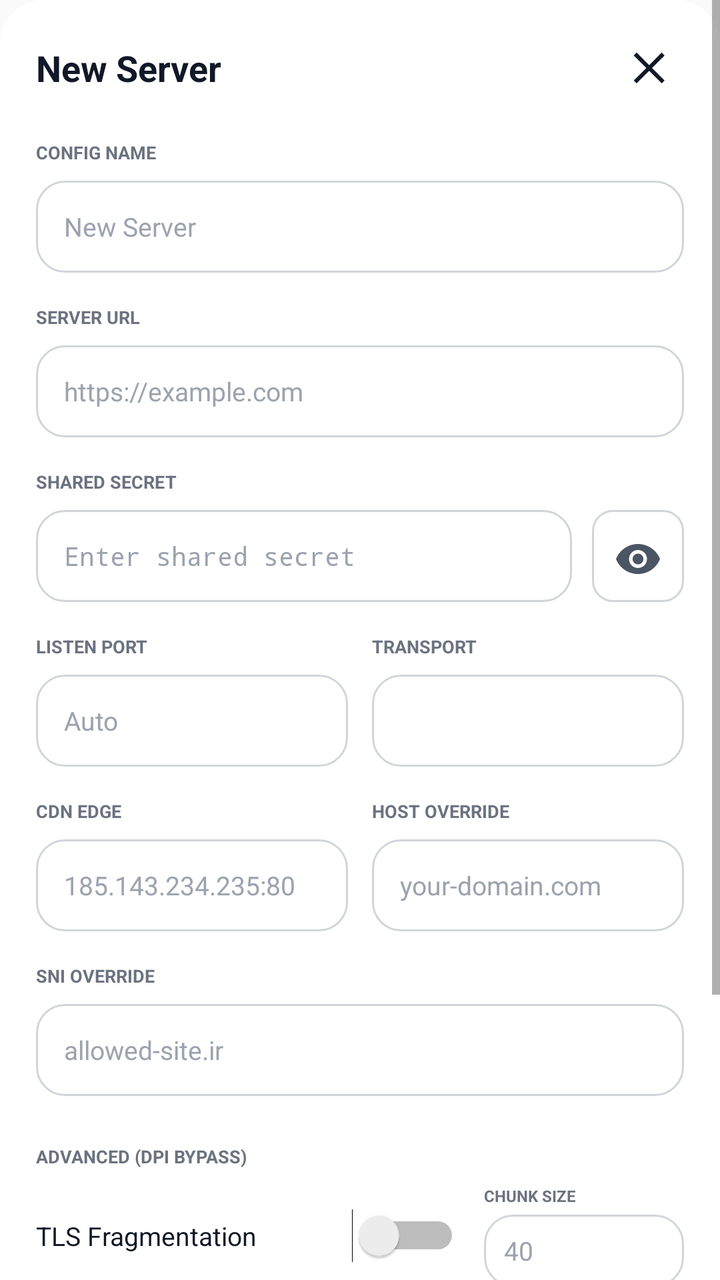
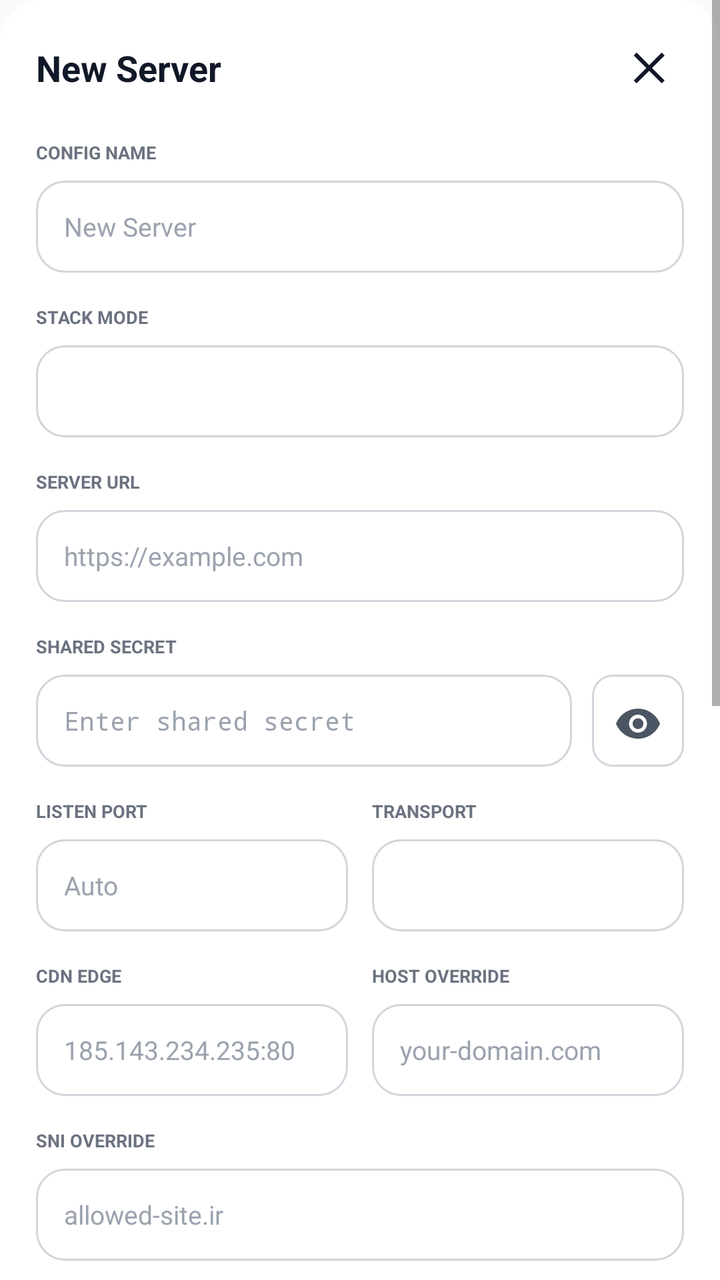

Two renders of the same Android screen: before a commit and after it. Below are the layout's source before the change and the commit's diff.
<!-- AndroidManifest.xml: application theme android:Theme.Material.Light.NoActionBar -->
<!-- res/layout/dialog_settings.xml -->
<?xml version="1.0" encoding="utf-8"?>
<ScrollView xmlns:android="http://schemas.android.com/apk/res/android"
    android:layout_width="match_parent"
    android:layout_height="wrap_content"
    android:fillViewport="true">

    <LinearLayout
        android:id="@+id/settingsDialogContainer"
        android:layout_width="match_parent"
        android:layout_height="wrap_content"
        android:background="@drawable/bg_dialog"
        android:orientation="vertical"
        android:padding="18dp">

        <LinearLayout
            android:layout_width="match_parent"
            android:layout_height="wrap_content"
            android:gravity="center_vertical"
            android:orientation="horizontal">

            <TextView
                android:id="@+id/settingsDialogTitle"
                android:layout_width="0dp"
                android:layout_height="wrap_content"
                android:layout_weight="1"
                android:text="New Server"
                android:textColor="#111827"
                android:textSize="18sp"
                android:textStyle="bold" />

            <ImageButton
                android:id="@+id/settingsCloseButton"
                android:layout_width="32dp"
                android:layout_height="32dp"
                android:background="@android:color/transparent"
                android:contentDescription="Close settings"
                android:padding="4dp"
                android:src="@drawable/ic_close"
                android:tint="#111827" />
        </LinearLayout>

        <TextView
            android:id="@+id/settingsErrorText"
            android:layout_width="match_parent"
            android:layout_height="wrap_content"
            android:layout_marginTop="12dp"
            android:background="@drawable/bg_outline_panel"
            android:padding="12dp"
            android:textColor="#B91C1C"
            android:textSize="12sp"
            android:textStyle="bold"
            android:visibility="gone" />

        <TextView
            android:layout_width="wrap_content"
            android:layout_height="wrap_content"
            android:layout_marginTop="20dp"
            android:text="CONFIG NAME"
            android:textColor="#6B7280"
            android:textSize="9sp"
            android:textStyle="bold" />

        <EditText
            android:id="@+id/settingsConfigNameInput"
            android:layout_width="match_parent"
            android:layout_height="46dp"
            android:layout_marginTop="8dp"
            android:background="@drawable/bg_outline_field"
            android:hint="New Server"
            android:inputType="textCapWords"
            android:paddingStart="14dp"
            android:paddingEnd="14dp"
            android:textColor="#111827"
            android:textColorHint="#9CA3AF"
            android:textSize="13sp" />

        <TextView
            android:layout_width="wrap_content"
            android:layout_height="wrap_content"
            android:layout_marginTop="16dp"
            android:text="SERVER URL"
            android:textColor="#6B7280"
            android:textSize="9sp"
            android:textStyle="bold" />

        <EditText
            android:id="@+id/settingsServerUrlInput"
            android:layout_width="match_parent"
            android:layout_height="46dp"
            android:layout_marginTop="8dp"
            android:background="@drawable/bg_outline_field"
            android:hint="https://example.com"
            android:inputType="textUri"
            android:paddingStart="14dp"
            android:paddingEnd="14dp"
            android:textColor="#111827"
            android:textColorHint="#9CA3AF"
            android:textSize="13sp" />

        <TextView
            android:layout_width="wrap_content"
            android:layout_height="wrap_content"
            android:layout_marginTop="16dp"
            android:text="SHARED SECRET"
            android:textColor="#6B7280"
            android:textSize="9sp"
            android:textStyle="bold" />

        <LinearLayout
            android:layout_width="match_parent"
            android:layout_height="wrap_content"
            android:layout_marginTop="8dp"
            android:gravity="center_vertical"
            android:orientation="horizontal">

            <EditText
                android:id="@+id/settingsSecretInput"
                android:layout_width="0dp"
                android:layout_height="46dp"
                android:layout_weight="1"
                android:background="@drawable/bg_outline_field"
                android:hint="Enter shared secret"
                android:inputType="textPassword"
                android:paddingStart="14dp"
                android:paddingEnd="14dp"
                android:textColor="#111827"
                android:textColorHint="#9CA3AF"
                android:textSize="13sp" />

            <ImageButton
                android:id="@+id/secretToggleVisibility"
                android:layout_width="46dp"
                android:layout_height="46dp"
                android:layout_marginStart="10dp"
                android:background="@drawable/bg_outline_icon_button"
                android:contentDescription="Toggle secret visibility"
                android:padding="12dp"
                android:src="@drawable/ic_visibility"
                android:tint="#4B5563" />
        </LinearLayout>

        <LinearLayout
            android:layout_width="match_parent"
            android:layout_height="wrap_content"
            android:layout_marginTop="16dp"
            android:orientation="horizontal">

            <LinearLayout
                android:layout_width="0dp"
                android:layout_height="wrap_content"
                android:layout_weight="1"
                android:orientation="vertical">

                <TextView
                    android:layout_width="wrap_content"
                    android:layout_height="wrap_content"
                    android:text="LISTEN PORT"
                    android:textColor="#6B7280"
                    android:textSize="9sp"
                    android:textStyle="bold" />

                <EditText
                    android:id="@+id/settingsListenPortInput"
                    android:layout_width="match_parent"
                    android:layout_height="46dp"
                    android:layout_marginTop="8dp"
                    android:background="@drawable/bg_outline_field"
                    android:hint="Auto"
                    android:inputType="number"
                    android:paddingStart="14dp"
                    android:paddingEnd="14dp"
                    android:textColor="#111827"
                    android:textColorHint="#9CA3AF"
                    android:textSize="13sp" />
            </LinearLayout>

            <LinearLayout
                android:layout_width="0dp"
                android:layout_height="wrap_content"
                android:layout_marginStart="12dp"
                android:layout_weight="1"
                android:orientation="vertical">

                <TextView
                    android:layout_width="wrap_content"
                    android:layout_height="wrap_content"
                    android:text="TRANSPORT"
                    android:textColor="#6B7280"
                    android:textSize="9sp"
                    android:textStyle="bold" />

                <Spinner
                    android:id="@+id/settingsTransportSpinner"
                    android:layout_width="match_parent"
                    android:layout_height="46dp"
                    android:layout_marginTop="8dp"
                    android:background="@drawable/bg_outline_field"
                    android:paddingStart="12dp"
                    android:paddingEnd="12dp"
                    android:spinnerMode="dropdown" />
            </LinearLayout>
        </LinearLayout>

        <LinearLayout
            android:layout_width="match_parent"
            android:layout_height="wrap_content"
            android:layout_marginTop="16dp"
            android:orientation="horizontal">

            <LinearLayout
                android:layout_width="0dp"
                android:layout_height="wrap_content"
                android:layout_weight="1"
                android:orientation="vertical">

                <TextView
                    android:layout_width="wrap_content"
                    android:layout_height="wrap_content"
                    android:text="CDN EDGE"
                    android:textColor="#6B7280"
                    android:textSize="9sp"
                    android:textStyle="bold" />

                <EditText
                    android:id="@+id/settingsCdnEdgeInput"
                    android:layout_width="match_parent"
                    android:layout_height="46dp"
                    android:layout_marginTop="8dp"
                    android:background="@drawable/bg_outline_field"
                    android:hint="185.143.234.235:80"
                    android:inputType="text"
                    android:paddingStart="14dp"
                    android:paddingEnd="14dp"
                    android:textColor="#111827"
                    android:textColorHint="#9CA3AF"
                    android:textSize="13sp" />
            </LinearLayout>

            <LinearLayout
                android:layout_width="0dp"
                android:layout_height="wrap_content"
                android:layout_marginStart="12dp"
                android:layout_weight="1"
                android:orientation="vertical">

                <TextView
                    android:layout_width="wrap_content"
                    android:layout_height="wrap_content"
                    android:text="HOST OVERRIDE"
                    android:textColor="#6B7280"
                    android:textSize="9sp"
                    android:textStyle="bold" />

                <EditText
                    android:id="@+id/settingsHostOverrideInput"
                    android:layout_width="match_parent"
                    android:layout_height="46dp"
                    android:layout_marginTop="8dp"
                    android:background="@drawable/bg_outline_field"
                    android:hint="your-domain.com"
                    android:inputType="text"
                    android:paddingStart="14dp"
                    android:paddingEnd="14dp"
                    android:textColor="#111827"
                    android:textColorHint="#9CA3AF"
                    android:textSize="13sp" />
            </LinearLayout>
        </LinearLayout>

        <TextView
            android:layout_width="wrap_content"
            android:layout_height="wrap_content"
            android:layout_marginTop="16dp"
            android:text="SNI OVERRIDE"
            android:textColor="#6B7280"
            android:textSize="9sp"
            android:textStyle="bold" />

        <EditText
            android:id="@+id/settingsSniOverrideInput"
            android:layout_width="match_parent"
            android:layout_height="46dp"
            android:layout_marginTop="8dp"
            android:background="@drawable/bg_outline_field"
            android:hint="allowed-site.ir"
            android:inputType="text"
            android:paddingStart="14dp"
            android:paddingEnd="14dp"
            android:textColor="#111827"
            android:textColorHint="#9CA3AF"
            android:textSize="13sp" />

        <TextView
            android:layout_width="wrap_content"
            android:layout_height="wrap_content"
            android:layout_marginTop="24dp"
            android:text="ADVANCED (DPI BYPASS)"
            android:textColor="#6B7280"
            android:textSize="9sp"
            android:textStyle="bold" />

        <LinearLayout
            android:layout_width="match_parent"
            android:layout_height="wrap_content"
            android:layout_marginTop="8dp"
            android:gravity="center_vertical"
            android:orientation="horizontal">

            <Switch
                android:id="@+id/settingsFragmentSwitch"
                android:layout_width="0dp"
                android:layout_height="wrap_content"
                android:layout_weight="1"
                android:text="TLS Fragmentation"
                android:textColor="#111827"
                android:textSize="13sp" />

            <LinearLayout
                android:layout_width="100dp"
                android:layout_height="wrap_content"
                android:layout_marginStart="12dp"
                android:orientation="vertical">

                <TextView
                    android:layout_width="wrap_content"
                    android:layout_height="wrap_content"
                    android:text="CHUNK SIZE"
                    android:textColor="#6B7280"
                    android:textSize="8sp"
                    android:textStyle="bold" />

                <EditText
                    android:id="@+id/settingsFragmentSizeInput"
                    android:layout_width="match_parent"
                    android:layout_height="36dp"
                    android:layout_marginTop="4dp"
                    android:background="@drawable/bg_outline_field"
                    android:hint="40"
                    android:inputType="number"
                    android:paddingStart="10dp"
                    android:paddingEnd="10dp"
                    android:textColor="#111827"
                    android:textColorHint="#9CA3AF"
                    android:textSize="13sp" />
            </LinearLayout>
        </LinearLayout>

        <TextView
            android:id="@+id/settingsStorageNote"
            android:layout_width="match_parent"
            android:layout_height="wrap_content"
            android:layout_marginTop="16dp"
            android:background="@drawable/bg_outline_panel"
            android:padding="14dp"
            android:text="Stored locally. Configuration details stay on this device and are written into the Android VPN flow when you connect."
            android:textColor="#6B7280"
            android:textSize="13sp" />

        <LinearLayout
            android:layout_width="match_parent"
            android:layout_height="wrap_content"
            android:layout_marginTop="24dp"
            android:orientation="horizontal">

            <Button
                android:id="@+id/settingsCancelButton"
                android:layout_width="0dp"
                android:layout_height="46dp"
                android:layout_weight="1"
                android:background="@drawable/bg_outline_button"
                android:text="Cancel"
                android:textAllCaps="false"
                android:textColor="#111827"
                android:textSize="13sp"
                android:textStyle="bold" />

            <Button
                android:id="@+id/settingsSaveButton"
                android:layout_width="0dp"
                android:layout_height="46dp"
                android:layout_marginStart="12dp"
                android:layout_weight="1"
                android:background="@drawable/bg_primary_button"
                android:text="Save"
                android:textAllCaps="false"
                android:textColor="#FFFFFF"
                android:textSize="13sp"
                android:textStyle="bold" />
        </LinearLayout>
    </LinearLayout>
</ScrollView>
<!-- resources referenced by this layout -->
<resources>
  <!-- drawable bg_dialog (drawable) -->
  <?xml version="1.0" encoding="utf-8"?>
  <shape xmlns:android="http://schemas.android.com/apk/res/android"
      android:shape="rectangle">
      <solid android:color="#FFFFFF" />
      <corners
          android:topLeftRadius="22dp"
          android:topRightRadius="22dp"
          android:bottomLeftRadius="0dp"
          android:bottomRightRadius="0dp" />
  </shape>
  <!-- drawable bg_outline_button (drawable) -->
  <?xml version="1.0" encoding="utf-8"?>
  <ripple xmlns:android="http://schemas.android.com/apk/res/android"
      android:color="#1A111827">
      <item>
          <shape android:shape="rectangle">
              <solid android:color="@android:color/transparent" />
              <stroke
                  android:width="1dp"
                  android:color="#D1D5DB" />
              <corners android:radius="14dp" />
          </shape>
      </item>
  </ripple>
  <!-- drawable bg_outline_field (drawable) -->
  <?xml version="1.0" encoding="utf-8"?>
  <shape xmlns:android="http://schemas.android.com/apk/res/android"
      android:shape="rectangle">
      <solid android:color="@android:color/transparent" />
      <stroke
          android:width="1dp"
          android:color="#D1D5DB" />
      <corners android:radius="14dp" />
  </shape>
  <!-- drawable bg_outline_icon_button (drawable) -->
  <?xml version="1.0" encoding="utf-8"?>
  <shape xmlns:android="http://schemas.android.com/apk/res/android"
      android:shape="rectangle">
      <solid android:color="@android:color/transparent" />
      <stroke
          android:width="1dp"
          android:color="#D1D5DB" />
      <corners android:radius="10dp" />
  </shape>
  <!-- drawable bg_outline_panel (drawable) -->
  <?xml version="1.0" encoding="utf-8"?>
  <shape xmlns:android="http://schemas.android.com/apk/res/android"
      android:shape="rectangle">
      <solid android:color="@android:color/transparent" />
      <stroke
          android:width="1dp"
          android:color="#D1D5DB" />
      <corners android:radius="18dp" />
  </shape>
  <!-- drawable bg_primary_button (drawable) -->
  <?xml version="1.0" encoding="utf-8"?>
  <ripple xmlns:android="http://schemas.android.com/apk/res/android"
      android:color="#332563EB">
      <item>
          <shape android:shape="rectangle">
              <solid android:color="#2563EB" />
              <corners android:radius="999dp" />
          </shape>
      </item>
  </ripple>
  <!-- drawable ic_close (drawable) -->
  <?xml version="1.0" encoding="utf-8"?>
  <vector xmlns:android="http://schemas.android.com/apk/res/android"
      android:width="24dp"
      android:height="24dp"
      android:viewportWidth="24"
      android:viewportHeight="24">
      <path
          android:fillColor="#111827"
          android:pathData="M18.3,5.71L12,12l6.3,6.29 -1.41,1.41L10.59,13.41 4.29,19.7 2.88,18.29 9.17,12 2.88,5.71 4.29,4.29 10.59,10.59 16.89,4.29z" />
  </vector>
  <!-- drawable ic_visibility (drawable) -->
  <?xml version="1.0" encoding="utf-8"?>
  <vector xmlns:android="http://schemas.android.com/apk/res/android"
      android:width="24dp"
      android:height="24dp"
      android:viewportWidth="24"
      android:viewportHeight="24">
      <path
          android:fillColor="#4B5563"
          android:pathData="M12,6c-5,0 -9.27,3.11 -11,7.5 1.73,4.39 6,7.5 11,7.5s9.27,-3.11 11,-7.5C21.27,9.11 17,6 12,6zM12,18c-2.48,0 -4.5,-2.02 -4.5,-4.5S9.52,9 12,9s4.5,2.02 4.5,4.5S14.48,18 12,18zM12,10.8c-1.49,0 -2.7,1.21 -2.7,2.7s1.21,2.7 2.7,2.7 2.7,-1.21 2.7,-2.7S13.49,10.8 12,10.8z" />
  </vector>
</resources>

<!-- the commit's change to res/layout/dialog_settings.xml (unified diff, before → after) -->
@@ -73,6 +73,25 @@
             android:textColor="#111827"
             android:textColorHint="#9CA3AF"
             android:textSize="13sp" />
+
+        <TextView
+            android:layout_width="wrap_content"
+            android:layout_height="wrap_content"
+            android:layout_marginTop="16dp"
+            android:text="STACK MODE"
+            android:textColor="#6B7280"
+            android:textSize="9sp"
+            android:textStyle="bold" />
+
+        <Spinner
+            android:id="@+id/settingsStackModeSpinner"
+            android:layout_width="match_parent"
+            android:layout_height="46dp"
+            android:layout_marginTop="8dp"
+            android:background="@drawable/bg_outline_field"
+            android:paddingStart="12dp"
+            android:paddingEnd="12dp"
+            android:spinnerMode="dropdown" />
 
         <TextView
             android:layout_width="wrap_content"
@@ -293,6 +312,29 @@
         <TextView
             android:layout_width="wrap_content"
             android:layout_height="wrap_content"
+            android:layout_marginTop="16dp"
+            android:text="OBFS KEY"
+            android:textColor="#6B7280"
+            android:textSize="9sp"
+            android:textStyle="bold" />
+
+        <EditText
+            android:id="@+id/settingsObfsKeyInput"
+            android:layout_width="match_parent"
+            android:layout_height="46dp"
+            android:layout_marginTop="8dp"
+            android:background="@drawable/bg_outline_field"
+            android:hint="Optional"
+            android:inputType="textPassword"
+            android:paddingStart="14dp"
+            android:paddingEnd="14dp"
+            android:textColor="#111827"
+            android:textColorHint="#9CA3AF"
+            android:textSize="13sp" />
+
+        <TextView
+            android:layout_width="wrap_content"
+            android:layout_height="wrap_content"
             android:layout_marginTop="24dp"
             android:text="ADVANCED (DPI BYPASS)"
             android:textColor="#6B7280"
@@ -300,20 +342,37 @@
             android:textStyle="bold" />
 
         <LinearLayout
+            android:id="@+id/settingsFragmentToggleRow"
             android:layout_width="match_parent"
             android:layout_height="wrap_content"
             android:layout_marginTop="8dp"
             android:gravity="center_vertical"
             android:orientation="horizontal">
 
-            <Switch
-                android:id="@+id/settingsFragmentSwitch"
-                android:layout_width="0dp"
-                android:layout_height="wrap_content"
-                android:layout_weight="1"
-                android:text="TLS Fragmentation"
-                android:textColor="#111827"
-                android:textSize="13sp" />
+            <LinearLayout
+                android:layout_width="0dp"
+                android:layout_height="wrap_content"
+                android:layout_weight="1"
+                android:gravity="center_vertical"
+                android:orientation="horizontal">
+
+                <CheckBox
+                    android:id="@+id/settingsFragmentCheckBox"
+                    android:layout_width="40dp"
+                    android:layout_height="40dp"
+                    android:buttonTint="#111827"
+                    android:checked="true"
+                    android:contentDescription="TLS Fragmentation" />
+
+                <TextView
+                    android:id="@+id/settingsFragmentLabel"
+                    android:layout_width="wrap_content"
+                    android:layout_height="wrap_content"
+                    android:layout_marginStart="8dp"
+                    android:text="TLS Fragmentation"
+                    android:textColor="#111827"
+                    android:textSize="13sp" />
+            </LinearLayout>
 
             <LinearLayout
                 android:layout_width="100dp"
@@ -345,6 +404,53 @@
             </LinearLayout>
         </LinearLayout>
 
+        <LinearLayout
+            android:id="@+id/settingsLayeredContainer"
+            android:layout_width="match_parent"
+            android:layout_height="wrap_content"
+            android:layout_marginTop="24dp"
+            android:orientation="vertical">
+
+            <TextView
+                android:layout_width="wrap_content"
+                android:layout_height="wrap_content"
+                android:text="DIRECTSOCK TROJAN"
+                android:textColor="#6B7280"
+                android:textSize="9sp"
+                android:textStyle="bold" />
+
+            <EditText
+                android:id="@+id/settingsTrojanCarrierUriInput"
+                android:layout_width="match_parent"
+                android:layout_height="70dp"
+                android:layout_marginTop="8dp"
+                android:background="@drawable/bg_outline_field"
+                android:gravity="top"
+                android:hint="trojan://password@edge.example:443?security=tls&amp;type=tcp&amp;fp=chrome&amp;sni=front.example"
+                android:inputType="textUri|textMultiLine"
+                android:paddingStart="14dp"
+                android:paddingTop="10dp"
+                android:paddingEnd="14dp"
+                android:paddingBottom="10dp"
+                android:textColor="#111827"
+                android:textColorHint="#9CA3AF"
+                android:textSize="12sp" />
+
+            <EditText
+                android:id="@+id/settingsCarrierProxyPortInput"
+                android:layout_width="match_parent"
+                android:layout_height="46dp"
+                android:layout_marginTop="12dp"
+                android:background="@drawable/bg_outline_field"
+                android:hint="DirectSock local port (10808)"
+                android:inputType="number"
+                android:paddingStart="14dp"
+                android:paddingEnd="14dp"
+                android:textColor="#111827"
+                android:textColorHint="#9CA3AF"
+                android:textSize="13sp" />
+        </LinearLayout>
+
         <TextView
             android:id="@+id/settingsStorageNote"
             android:layout_width="match_parent"
